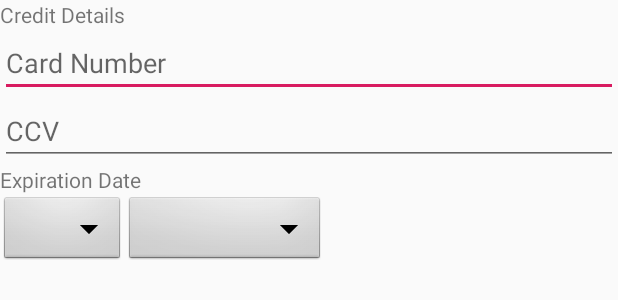
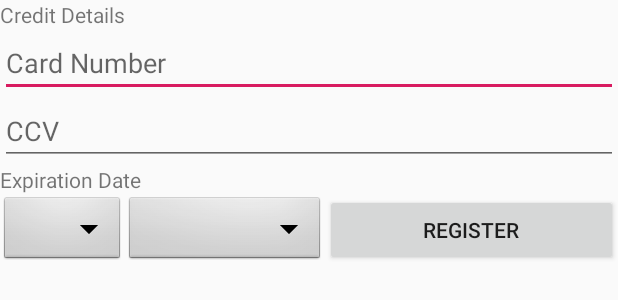
Before and after one commit to ConorOLeary98/Group-Project, an Android app: the layout activity_register_card.xml on its own in the app's theme, with its tools: preview values and no code run, on a phone screen of 412 x 824 dp. Shown: the top 300 px of the screen. Run offline under Robolectric (Android 15) with nearby library versions, the phone set to English and light mode, and no system bars.

Commit message:
Working on registering credit card details

```diff
--- a/Android App/app/src/main/res/layout/activity_register_card.xml
+++ b/Android App/app/src/main/res/layout/activity_register_card.xml
@@ -31,6 +31,8 @@
         android:layout_width="match_parent"
         android:layout_height="wrap_content"
         android:text="Expiration Date" />
+
+
     <LinearLayout xmlns:android="http://schemas.android.com/apk/res/android"
         xmlns:tools="http://schemas.android.com/tools"
         android:layout_width="match_parent"
@@ -50,6 +52,12 @@
             android:layout_height="wrap_content"
             android:background="@android:drawable/btn_dropdown"
             android:spinnerMode="dropdown"/>
+
+        <Button
+            android:id="@+id/register"
+            android:layout_width="match_parent"
+            android:layout_height="wrap_content"
+            android:text="register" />
     </LinearLayout>
 
 </LinearLayout>
```
Also changed, not shown: Android App/app/src/main/java/ie/lesieckimycit/bartosz/groupproject/RegisterCardActivity.java (+56 -0 lines).
